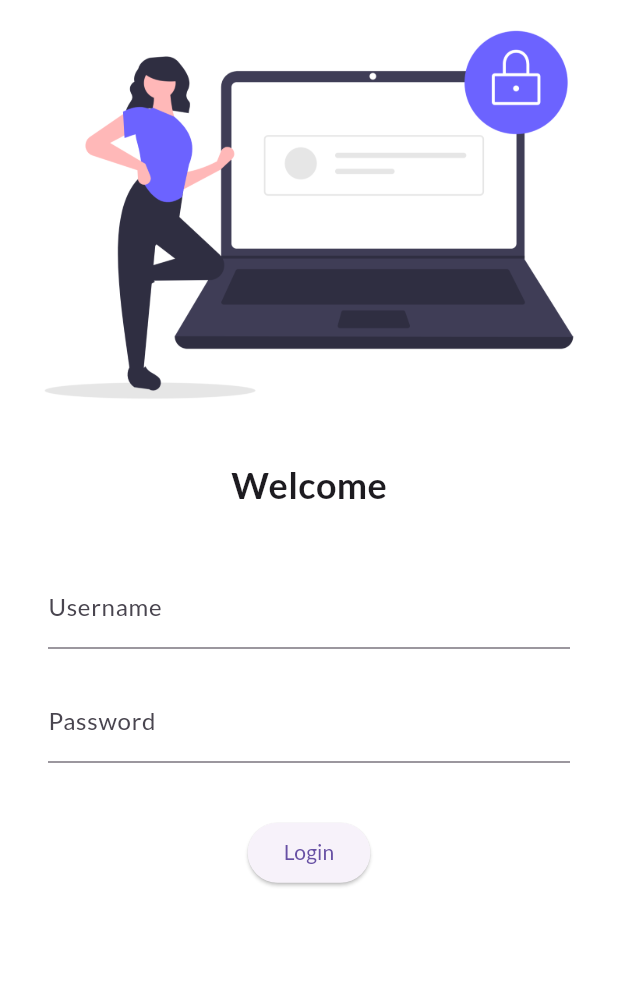
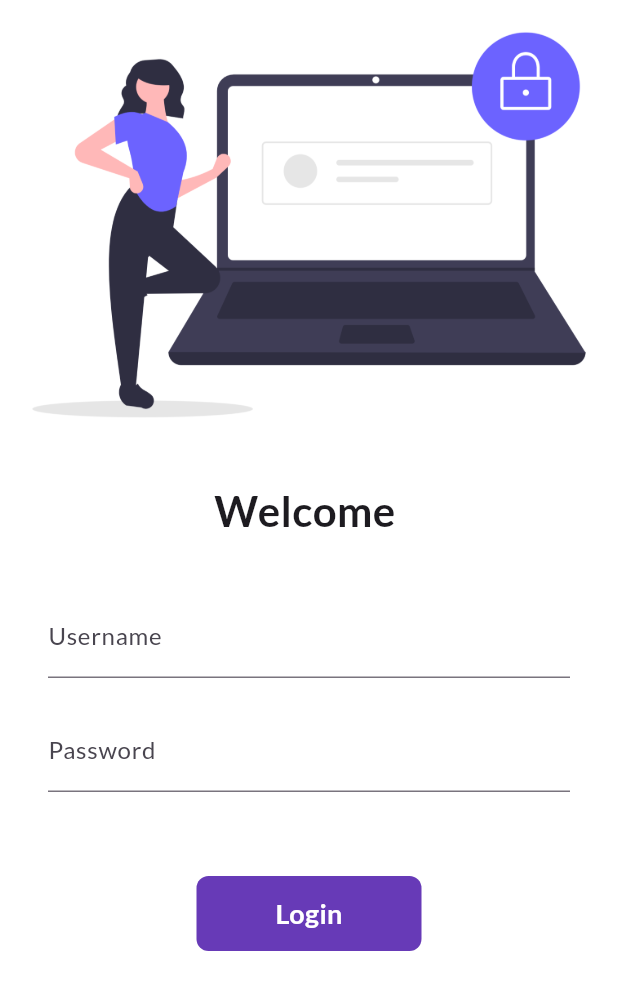
Before and after one commit to SuhAilMAnzoor/30DaysOfFlutter, a Flutter app: the screen it shows after launch, on a phone screen of 412 x 824 dp. Shown: the top 990 px of the screen. Run offline on Flutter 3.47's test engine with Material 3 defaults, Android fonts, the phone set to English and light mode, and no system bars; our stand-ins replace google_fonts.

Commit message:
day6 completed

```diff
--- a/lib/main.dart
+++ b/lib/main.dart
@@ -1,6 +1,7 @@
 import 'package:flutter/material.dart';
 import 'package:flutter_catalog/pages/home_page.dart';
 import 'package:flutter_catalog/pages/login_page.dart';
+import 'package:flutter_catalog/utils/routes.dart';
 import 'package:google_fonts/google_fonts.dart';
 
 void main() {
@@ -24,8 +25,8 @@ class MyApp extends StatelessWidget {
       // home: HomePage(),
       initialRoute: "/login",
       routes: {
-        "/": (context) => HomePage(),
-        "/login": (context) => LoginPage(),
+        MyRoutes.homeRoute: (context) => HomePage(),
+        MyRoutes.loginRoute: (context) => LoginPage(),
       },
     );
   }
--- a/lib/pages/login_page.dart
+++ b/lib/pages/login_page.dart
@@ -1,6 +1,14 @@
 import 'package:flutter/material.dart';
+import 'package:flutter_catalog/utils/routes.dart';
 
-class LoginPage extends StatelessWidget {
+class LoginPage extends StatefulWidget {
+  @override
+  State<LoginPage> createState() => _LoginPageState();
+}
+
+class _LoginPageState extends State<LoginPage> {
+  String name = "";
+  bool changeButton = false;
   @override
   Widget build(BuildContext context) {
     return Material(
@@ -8,11 +16,15 @@ class LoginPage extends StatelessWidget {
       child: SingleChildScrollView(
         child: Column(
           children: [
-            Image.asset("assets/images/securelogin.png", fit: BoxFit.cover),
+            Image.asset(
+              "assets/images/securelogin.png",
+              fit: BoxFit.cover,
+              height: 300,
+            ),
             SizedBox(height: 20.0),
             Text(
-              "Welcome",
-              style: TextStyle(fontSize: 24, fontWeight: FontWeight.bold),
+              "Welcome $name",
+              style: TextStyle(fontSize: 28, fontWeight: FontWeight.bold),
             ),
             SizedBox(height: 20.0),
             Padding(
@@ -27,6 +39,10 @@ class LoginPage extends StatelessWidget {
                       hintText: "Enter Username",
                       labelText: "Username",
                     ),
+                    onChanged: (value) {
+                      name = value;
+                      setState(() {});
+                    },
                   ),
                   SizedBox(height: 20.0),
                   TextFormField(
@@ -39,14 +55,44 @@ class LoginPage extends StatelessWidget {
                 ],
               ),
             ),
-            SizedBox(height: 20.0),
-            ElevatedButton(
-              onPressed: () {
-                print("HEllo");
+            SizedBox(height: 40.0),
+            InkWell(
+              onTap: () async {
+                setState(() {
+                  changeButton = true;
+                });
+                await Future.delayed(Duration(seconds: 1));
+                Navigator.pushNamed(context, MyRoutes.homeRoute);
               },
-              child: Text("Login"),
-              style: TextButton.styleFrom(),
+              child: AnimatedContainer(
+                duration: Duration(seconds: 1),
+                width: changeButton ? 50 : 150,
+                height: 50,
+                alignment: Alignment.center,
+                decoration: BoxDecoration(
+                  color: Colors.deepPurple,
+                  // shape: changeButton ? BoxShape.circle : BoxShape.rectangle,
+                  borderRadius: BorderRadius.circular(changeButton ? 20 : 8),
+                ),
+                child: changeButton
+                    ? Icon(Icons.done, color: Colors.white)
+                    : Text(
+                        "Login",
+                        style: TextStyle(
+                          color: Colors.white,
+                          fontWeight: FontWeight.bold,
+                          fontSize: 18,
+                        ),
+                      ),
+              ),
             ),
+            // ElevatedButton(
+            //   onPressed: () {
+            //     Navigator.pushNamed(context, MyRoutes.homeRoute);
+            //   },
+            //   child: Text("Login"),
+            //   style: TextButton.styleFrom(minimumSize: Size(130, 50)),
+            // ),
           ],
         ),
       ),
--- /dev/null
+++ b/lib/utils/routes.dart
@@ -0,0 +1,4 @@
+class MyRoutes {
+  static String loginRoute = "/login";
+  static String homeRoute = "/home";
+}
```
